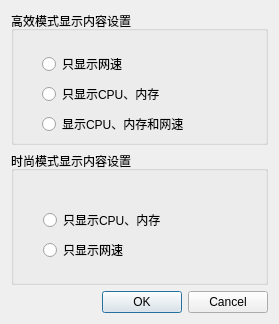
The window that pluginsettingdialog.ui (q77190858/dde-sys-monitor-plugin) describes before a commit, drawn with Qt 5.
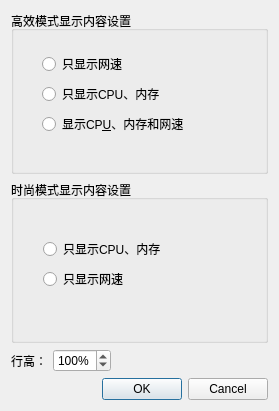
The same window after the commit.

The edit to the form file:
```diff
--- a/pluginsettingdialog.ui
+++ b/pluginsettingdialog.ui
@@ -10,7 +10,7 @@
     <x>0</x>
     <y>0</y>
     <width>279</width>
-    <height>324</height>
+    <height>411</height>
    </rect>
   </property>
   <property name="windowTitle">
@@ -19,13 +19,13 @@
   <property name="styleSheet">
    <string notr="true"/>
   </property>
-  <layout class="QVBoxLayout" name="verticalLayout">
+  <layout class="QVBoxLayout" name="verticalLayout" stretch="5,5,1,1">
    <item>
     <widget class="QGroupBox" name="displayContentSettingGroupBox">
      <property name="title">
       <string>高效模式显示内容设置</string>
      </property>
-     <widget class="QWidget" name="">
+     <widget class="QWidget" name="layoutWidget">
       <property name="geometry">
        <rect>
         <x>31</x>
@@ -52,7 +52,7 @@
        <item>
         <widget class="QRadioButton" name="showAllRadioButton">
          <property name="text">
-          <string>显示CPU、内存和网速</string>
+          <string>显示CP&amp;U、内存和网速</string>
          </property>
         </widget>
        </item>
@@ -65,7 +65,7 @@
      <property name="title">
       <string>时尚模式显示内容设置</string>
      </property>
-     <widget class="QWidget" name="">
+     <widget class="QWidget" name="layoutWidget">
       <property name="geometry">
        <rect>
         <x>32</x>
@@ -93,6 +93,55 @@
      </widget>
     </widget>
    </item>
+   <item>
+    <layout class="QHBoxLayout" name="horizontalLayout">
+     <property name="sizeConstraint">
+      <enum>QLayout::SetMinimumSize</enum>
+     </property>
+     <item>
+      <widget class="QLabel" name="label">
+       <property name="text">
+        <string>行高：</string>
+       </property>
+      </widget>
+     </item>
+     <item>
+      <widget class="QSpinBox" name="lineHeightSpinBox">
+       <property name="buttonSymbols">
+        <enum>QAbstractSpinBox::UpDownArrows</enum>
+       </property>
+       <property name="suffix">
+        <string>%</string>
+       </property>
+       <property name="minimum">
+        <number>50</number>
+       </property>
+       <property name="maximum">
+        <number>200</number>
+       </property>
+       <property name="singleStep">
+        <number>10</number>
+       </property>
+       <property name="value">
+        <number>100</number>
+       </property>
+      </widget>
+     </item>
+     <item>
+      <spacer name="horizontalSpacer">
+       <property name="orientation">
+        <enum>Qt::Horizontal</enum>
+       </property>
+       <property name="sizeHint" stdset="0">
+        <size>
+         <width>40</width>
+         <height>20</height>
+        </size>
+       </property>
+      </spacer>
+     </item>
+    </layout>
+   </item>
    <item>
     <widget class="QDialogButtonBox" name="buttonBox">
      <property name="orientation">
```
Left out of the diff: 6 changed lines with no effect on the pictures.
